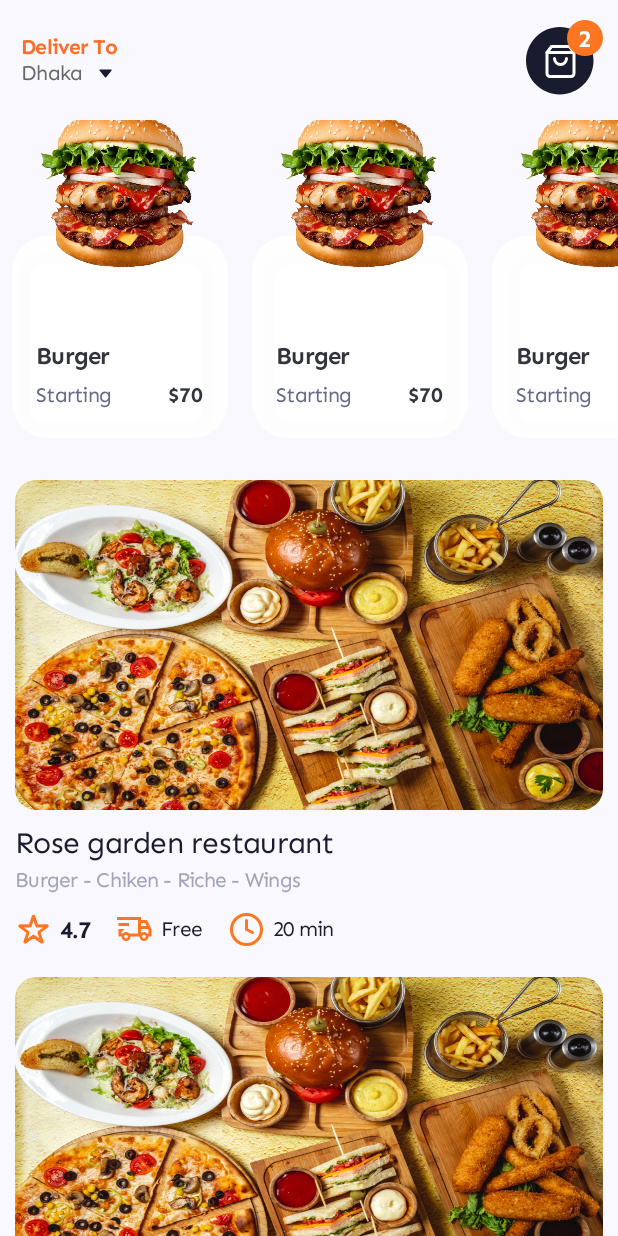
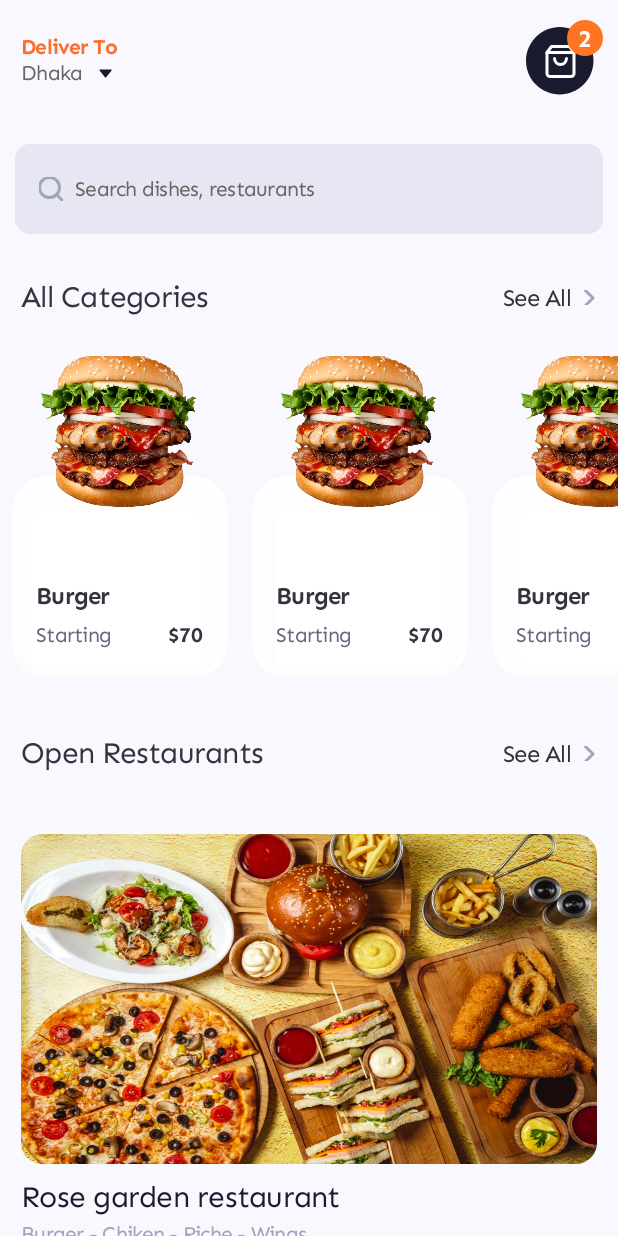
Before and after one commit to samadtalukder/Android-Clean-Architecture-MVVM-With-Compose, an Android app built with Jetpack Compose: the screen it shows after launch (MainActivity), on a phone screen of 412 x 824 dp. Run offline under Robolectric (Android 15) with nearby library versions, the phone set to English and light mode, and no system bars.

Commit message:
ADDED: Custom searchBar components and Category title with see all components

```diff
--- a/app/src/main/java/com/samad_talukder/mvvmcompose/MainActivity.kt
+++ b/app/src/main/java/com/samad_talukder/mvvmcompose/MainActivity.kt
@@ -10,9 +10,9 @@ import androidx.compose.foundation.layout.statusBarsPadding
 import androidx.compose.material3.ExperimentalMaterial3Api
 import androidx.compose.material3.Scaffold
 import androidx.compose.ui.Modifier
-import com.samad_talukder.mvvmcompose.ui.common.components.HomeTopBar
 import com.samad_talukder.mvvmcompose.ui.common.theme.AndroidCleanArchitectureMVVMWithComposeTheme
 import com.samad_talukder.mvvmcompose.ui.features.home.HomeScreen
+import com.samad_talukder.mvvmcompose.ui.features.home.components.HomeTopBar
 
 class MainActivity : ComponentActivity() {
     @OptIn(ExperimentalMaterial3Api::class)
--- a/app/src/main/java/com/samad_talukder/mvvmcompose/ui/common/components/CustomImage.kt
+++ b/app/src/main/java/com/samad_talukder/mvvmcompose/ui/common/components/CustomImage.kt
@@ -18,9 +18,9 @@ fun CustomImage(
 
     ) {
     Image(
+        painter = painterResource(id = image),
         modifier = modifier,
+        contentDescription = null,
         contentScale = contentScale,
-        painter = painterResource(id = image),
-        contentDescription = null
     )
 }
--- /dev/null
+++ b/app/src/main/java/com/samad_talukder/mvvmcompose/ui/common/components/CustomSearchBar.kt
@@ -0,0 +1,102 @@
+package com.samad_talukder.mvvmcompose.ui.common.components
+
+import androidx.compose.foundation.layout.Box
+import androidx.compose.foundation.layout.Row
+import androidx.compose.foundation.layout.fillMaxWidth
+import androidx.compose.foundation.layout.height
+import androidx.compose.foundation.layout.padding
+import androidx.compose.foundation.layout.size
+import androidx.compose.foundation.shape.RoundedCornerShape
+import androidx.compose.foundation.text.BasicTextField
+import androidx.compose.foundation.text.KeyboardOptions
+import androidx.compose.material3.Surface
+import androidx.compose.runtime.Composable
+import androidx.compose.ui.Alignment
+import androidx.compose.ui.Modifier
+import androidx.compose.ui.text.TextStyle
+import androidx.compose.ui.text.font.FontWeight
+import androidx.compose.ui.text.input.KeyboardType
+import androidx.compose.ui.text.style.TextAlign
+import androidx.compose.ui.tooling.preview.Preview
+import androidx.compose.ui.unit.dp
+import androidx.compose.ui.unit.sp
+import com.samad_talukder.mvvmcompose.R
+import com.samad_talukder.mvvmcompose.ui.common.theme.GrayTextColor
+
+/**
+ *  Copyright (C) 2024. Samad Talukder (https://www.samadtalukder.com)
+ */
+
+@Composable
+fun CustomSearchBar(
+    value: String,
+    onValueChange: (String) -> Unit,
+    modifier: Modifier = Modifier,
+    hint: String,
+) {
+
+    Surface(
+        tonalElevation = 4.dp,
+        shape = RoundedCornerShape(10.dp),
+        modifier = modifier
+            .fillMaxWidth()
+            .height(60.dp)
+
+    ) {
+        Row(
+            modifier = Modifier
+                .height(56.dp)
+                .padding(horizontal = 16.dp),
+            verticalAlignment = Alignment.CenterVertically
+        ) {
+
+            CustomImage(
+                image = R.drawable.ic_search,
+                modifier = Modifier
+                    .padding(end = 8.dp)
+                    .size(16.dp)
+            )
+            Box(
+                modifier = Modifier.weight(1f),
+                contentAlignment = Alignment.CenterStart
+            ) {
+                BasicTextField(
+                    modifier = Modifier.fillMaxWidth(),
+                    value = value,
+                    onValueChange = onValueChange,
+                    enabled = true,
+                    textStyle = TextStyle(
+                        color = GrayTextColor,
+                        textAlign = TextAlign.Start
+                    ),
+
+                    keyboardOptions = KeyboardOptions(
+                        keyboardType = KeyboardType.Text
+                    ),
+                    singleLine = true,
+
+                    )
+
+                if (value.isEmpty()) {
+                    CustomText(
+                        text = hint,
+                        textColor = GrayTextColor,
+                        fontSize = 14.sp,
+                        fontWeight = FontWeight.Normal,
+                    )
+                }
+
+            }
+        }
+    }
+}
+
+@Preview(showBackground = true)
+@Composable
+private fun PreviewCustomSearchBar() {
+    CustomSearchBar(
+        value = "",
+        onValueChange = {},
+        hint = "Search dishes, restaurants"
+    )
+}
--- a/app/src/main/java/com/samad_talukder/mvvmcompose/ui/common/theme/Color.kt
+++ b/app/src/main/java/com/samad_talukder/mvvmcompose/ui/common/theme/Color.kt
@@ -21,3 +21,5 @@ val RestaurantGrayTextColor = Color(0xFFA0A5BA)
 val SecondaryTextColor = Color(0xFF646982)
 val OrangeTextColor = Color(0xFFFC6E2A)
 val GrayTextColor = Color(0xFF676767)
+val SeeAllTextColor = Color(0xFF333333)
+val BorderColor = Color(0xFFF6F6F6)
--- a/app/src/main/java/com/samad_talukder/mvvmcompose/ui/features/home/HomeScreen.kt
+++ b/app/src/main/java/com/samad_talukder/mvvmcompose/ui/features/home/HomeScreen.kt
@@ -1,24 +1,56 @@
 package com.samad_talukder.mvvmcompose.ui.features.home
 
-import androidx.compose.foundation.layout.Column
+import androidx.compose.foundation.layout.PaddingValues
 import androidx.compose.foundation.layout.Spacer
+import androidx.compose.foundation.layout.fillMaxSize
+import androidx.compose.foundation.layout.fillMaxWidth
 import androidx.compose.foundation.layout.height
+import androidx.compose.foundation.layout.padding
 import androidx.compose.foundation.lazy.LazyColumn
 import androidx.compose.foundation.lazy.LazyRow
 import androidx.compose.runtime.Composable
+import androidx.compose.runtime.getValue
+import androidx.compose.runtime.mutableStateOf
+import androidx.compose.runtime.remember
+import androidx.compose.runtime.setValue
 import androidx.compose.ui.Modifier
+import androidx.compose.ui.tooling.preview.Preview
 import androidx.compose.ui.unit.dp
 import com.samad_talukder.mvvmcompose.R
-import com.samad_talukder.mvvmcompose.ui.common.components.ItemCategories
-import com.samad_talukder.mvvmcompose.ui.common.components.ItemRestaurants
+import com.samad_talukder.mvvmcompose.ui.common.components.CustomSearchBar
+import com.samad_talukder.mvvmcompose.ui.features.home.components.CategoryWithSeeAll
+import com.samad_talukder.mvvmcompose.ui.features.home.components.ItemCategories
+import com.samad_talukder.mvvmcompose.ui.features.home.components.ItemRestaurants
 
 @Composable
 fun HomeScreen(modifier: Modifier = Modifier) {
-    Column {
-        Spacer(
-            modifier = modifier
+    var searchStr by remember { mutableStateOf("") }
+
+    LazyColumn(
+        modifier = modifier.fillMaxSize(),
+        contentPadding = PaddingValues(vertical = 16.dp)
+    ) {
+        item {
+            CustomSearchBar(
+                modifier = Modifier.padding(horizontal = 10.dp),
+                value = searchStr,
+                onValueChange = { searchStr = it },
+                hint = "Search dishes, restaurants"
             )
-        LazyRow {
+        }
+
+        item {
+            Spacer(modifier = Modifier.height(30.dp))
+            CategoryWithSeeAll(
+                modifier = Modifier.padding(horizontal = 14.dp),
+                categoryTitle = "All Categories",
+                onClickSeeAll = {}
+            )
+            Spacer(modifier = Modifier.height(30.dp))
+        }
+
+        item {
+            LazyRow(modifier = Modifier.fillMaxWidth()) {
                 items(5) {
                     ItemCategories(
                         itemName = "Burger",
@@ -27,11 +59,21 @@ fun HomeScreen(modifier: Modifier = Modifier) {
                     )
                 }
             }
+        }
 
-        Spacer(modifier = Modifier.height(20.dp))
-        LazyColumn {
+        item {
+            Spacer(modifier = Modifier.height(30.dp))
+            CategoryWithSeeAll(
+                modifier = Modifier.padding(horizontal = 14.dp),
+                categoryTitle = "Open Restaurants",
+                onClickSeeAll = {}
+            )
+            Spacer(modifier = Modifier.height(30.dp))
+        }
+
         items(5) {
             ItemRestaurants(
+                modifier = Modifier.padding(horizontal = 14.dp, vertical = 12.dp),
                 restaurantName = "Rose garden restaurant",
                 restaurantImage = R.drawable.img_default_bg,
                 restaurantRating = "4.7",
@@ -41,4 +83,10 @@ fun HomeScreen(modifier: Modifier = Modifier) {
         }
     }
 }
+
+
+@Preview(showBackground = true)
+@Composable
+private fun PreviewHomeScreen() {
+    HomeScreen()
 }
--- /dev/null
+++ b/app/src/main/java/com/samad_talukder/mvvmcompose/ui/features/home/components/CategoryWithSeeAll.kt
@@ -0,0 +1,61 @@
+package com.samad_talukder.mvvmcompose.ui.features.home.components
+
+import androidx.compose.foundation.clickable
+import androidx.compose.foundation.layout.Arrangement
+import androidx.compose.foundation.layout.Row
+import androidx.compose.foundation.layout.Spacer
+import androidx.compose.foundation.layout.fillMaxWidth
+import androidx.compose.foundation.layout.size
+import androidx.compose.foundation.layout.width
+import androidx.compose.runtime.Composable
+import androidx.compose.ui.Alignment
+import androidx.compose.ui.Modifier
+import androidx.compose.ui.text.font.FontWeight
+import androidx.compose.ui.tooling.preview.Preview
+import androidx.compose.ui.unit.dp
+import androidx.compose.ui.unit.sp
+import com.samad_talukder.mvvmcompose.R
+import com.samad_talukder.mvvmcompose.ui.common.components.CustomImage
+import com.samad_talukder.mvvmcompose.ui.common.components.CustomText
+import com.samad_talukder.mvvmcompose.ui.common.theme.PrimaryTextColor
+import com.samad_talukder.mvvmcompose.ui.common.theme.SeeAllTextColor
+
+@Composable
+fun CategoryWithSeeAll(
+    modifier: Modifier = Modifier,
+    categoryTitle: String,
+    onClickSeeAll: () -> Unit
+) {
+    Row(
+        modifier = modifier
+            .fillMaxWidth(),
+        verticalAlignment = Alignment.CenterVertically,
+        horizontalArrangement = Arrangement.SpaceBetween
+    ) {
+        CustomText(
+            text = categoryTitle,
+            textColor = PrimaryTextColor,
+            fontSize = 20.sp,
+            fontWeight = FontWeight.Normal
+        )
+        Row(
+            verticalAlignment = Alignment.CenterVertically,
+            modifier = Modifier.clickable { onClickSeeAll() },
+        ) {
+            CustomText(
+                text = "See All",
+                textColor = SeeAllTextColor,
+                fontSize = 16.sp,
+                fontWeight = FontWeight.Normal
+            )
+            Spacer(modifier = Modifier.width(6.dp))
+            CustomImage(modifier = Modifier.size(10.dp), image = R.drawable.ic_forward)
+        }
+    }
+}
+
+@Preview(showBackground = true, showSystemUi = true)
+@Composable
+private fun PreviewCategoryWithSeeAll() {
+    CategoryWithSeeAll(categoryTitle = "All Categories", onClickSeeAll = {})
+}
--- a/app/src/main/java/com/samad_talukder/mvvmcompose/ui/common/components/HomeTopBar.kt
+++ b/app/src/main/java/com/samad_talukder/mvvmcompose/ui/features/home/components/HomeTopBar.kt
@@ -1,4 +1,4 @@
-package com.samad_talukder.mvvmcompose.ui.common.components
+package com.samad_talukder.mvvmcompose.ui.features.home.components
 
 import androidx.compose.foundation.background
 import androidx.compose.foundation.clickable
@@ -25,6 +25,8 @@ import androidx.compose.ui.tooling.preview.Preview
 import androidx.compose.ui.unit.dp
 import androidx.compose.ui.unit.sp
 import com.samad_talukder.mvvmcompose.R
+import com.samad_talukder.mvvmcompose.ui.common.components.CustomImage
+import com.samad_talukder.mvvmcompose.ui.common.components.CustomText
 import com.samad_talukder.mvvmcompose.ui.common.theme.Brand60
 import com.samad_talukder.mvvmcompose.ui.common.theme.GrayTextColor
 import com.samad_talukder.mvvmcompose.ui.common.theme.OrangeTextColor
--- a/app/src/main/java/com/samad_talukder/mvvmcompose/ui/common/components/ItemCategories.kt
+++ b/app/src/main/java/com/samad_talukder/mvvmcompose/ui/features/home/components/ItemCategories.kt
@@ -1,4 +1,4 @@
-package com.samad_talukder.mvvmcompose.ui.common.components
+package com.samad_talukder.mvvmcompose.ui.features.home.components
 
 import androidx.compose.foundation.background
 import androidx.compose.foundation.layout.Arrangement
@@ -25,6 +25,8 @@ import androidx.compose.ui.tooling.preview.Preview
 import androidx.compose.ui.unit.dp
 import androidx.compose.ui.unit.sp
 import com.samad_talukder.mvvmcompose.R
+import com.samad_talukder.mvvmcompose.ui.common.components.CustomImage
+import com.samad_talukder.mvvmcompose.ui.common.components.CustomText
 import com.samad_talukder.mvvmcompose.ui.common.theme.Black
 import com.samad_talukder.mvvmcompose.ui.common.theme.PrimaryTextColor
 import com.samad_talukder.mvvmcompose.ui.common.theme.SecondaryTextColor
--- a/app/src/main/java/com/samad_talukder/mvvmcompose/ui/common/components/ItemRestaurants.kt
+++ b/app/src/main/java/com/samad_talukder/mvvmcompose/ui/features/home/components/ItemRestaurants.kt
@@ -1,4 +1,4 @@
-package com.samad_talukder.mvvmcompose.ui.common.components
+package com.samad_talukder.mvvmcompose.ui.features.home.components
 
 import androidx.compose.foundation.layout.Column
 import androidx.compose.foundation.layout.Row
@@ -19,6 +19,8 @@ import androidx.compose.ui.tooling.preview.Preview
 import androidx.compose.ui.unit.dp
 import androidx.compose.ui.unit.sp
 import com.samad_talukder.mvvmcompose.R
+import com.samad_talukder.mvvmcompose.ui.common.components.CustomImage
+import com.samad_talukder.mvvmcompose.ui.common.components.CustomText
 import com.samad_talukder.mvvmcompose.ui.common.theme.RestaurantGrayTextColor
 import com.samad_talukder.mvvmcompose.ui.common.theme.RestaurantTextColor
 
@@ -29,6 +31,7 @@ import com.samad_talukder.mvvmcompose.ui.common.theme.RestaurantTextColor
 
 @Composable
 fun ItemRestaurants(
+    modifier: Modifier = Modifier,
     restaurantName: String,
     restaurantImage: Int,
     restaurantRating: String,
@@ -36,7 +39,7 @@ fun ItemRestaurants(
     foodIngredients: String,
 ) {
     Column(
-        modifier = Modifier.padding(start = 10.dp, end = 10.dp, bottom = 20.dp),
+        modifier = modifier,
     ) {
 
         CustomImage(
--- /dev/null
+++ b/app/src/main/res/drawable/ic_forward.xml
@@ -0,0 +1,13 @@
+<vector xmlns:android="http://schemas.android.com/apk/res/android"
+    android:width="7dp"
+    android:height="12dp"
+    android:viewportWidth="7"
+    android:viewportHeight="12">
+    <path
+        android:fillColor="#00000000"
+        android:pathData="M1,11L6,6L1,1"
+        android:strokeWidth="2"
+        android:strokeColor="#A0A5BA"
+        android:strokeLineCap="round"
+        android:strokeLineJoin="round" />
+</vector>
--- /dev/null
+++ b/app/src/main/res/drawable/ic_search.xml
@@ -0,0 +1,20 @@
+<vector xmlns:android="http://schemas.android.com/apk/res/android"
+    android:width="17dp"
+    android:height="17dp"
+    android:viewportWidth="17"
+    android:viewportHeight="17">
+    <path
+        android:fillColor="#00000000"
+        android:pathData="M7.667,14.333C11.348,14.333 14.333,11.348 14.333,7.667C14.333,3.985 11.348,1 7.667,1C3.985,1 1,3.985 1,7.667C1,11.348 3.985,14.333 7.667,14.333Z"
+        android:strokeWidth="2"
+        android:strokeColor="#A0A5BA"
+        android:strokeLineCap="round"
+        android:strokeLineJoin="round" />
+    <path
+        android:fillColor="#00000000"
+        android:pathData="M16,16L12.375,12.375"
+        android:strokeWidth="2"
+        android:strokeColor="#A0A5BA"
+        android:strokeLineCap="round"
+        android:strokeLineJoin="round" />
+</vector>
```
Lines whose indentation alone changed are shown as unchanged.
